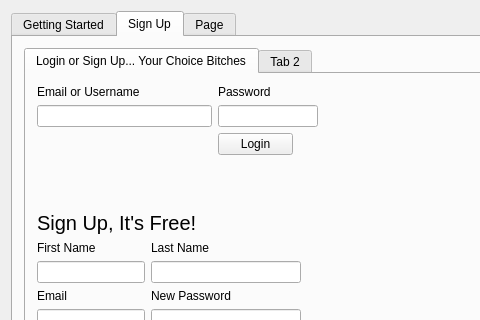
Above: src/web-app/interestdata.ui from Aesylwinn/software-engineering before the change; both pictures show x 0 to 480 and y 0 to 320 of the 1309 by 696 pixel window. Below: the same form after it.
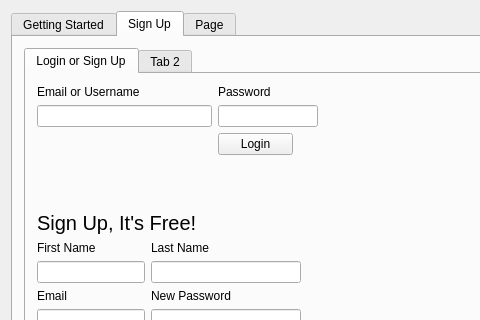
That is the form after the change. The open tabs and pages were chosen to show the change. Icons and pictures are not drawn.

Commit message: Updating the sign in options

```diff
--- a/src/web-app/interestdata.ui
+++ b/src/web-app/interestdata.ui
@@ -168,7 +168,7 @@
          </property>
          <widget class="QWidget" name="tab_2">
           <attribute name="title">
-           <string>Login or Sign Up... Your Choice Bitches</string>
+           <string>Login or Sign Up</string>
           </attribute>
           <layout class="QFormLayout" name="formLayout_3">
            <item row="0" column="0">
```
Left out of the diff: 2 changed lines with no effect on the pictures.
